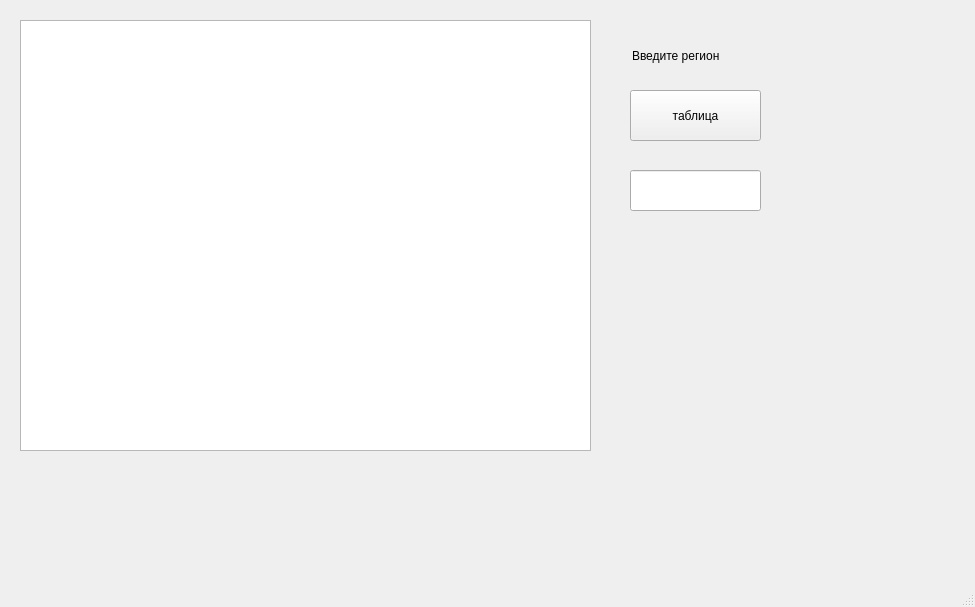
First picture: the form in mainwindow.ui, repository sneryme/region2, before the edit.
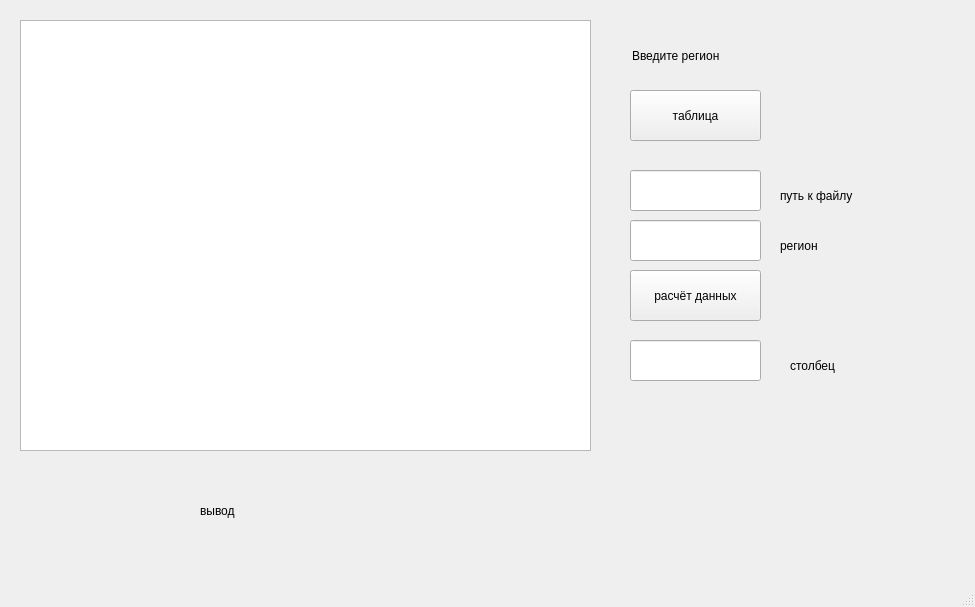
Second picture: the form after the edit.

Commit message: добавление новых кнопок, изменение их размеров, добавление лейблов

```diff
--- a/mainwindow.ui
+++ b/mainwindow.ui
@@ -60,6 +60,91 @@
      </rect>
     </property>
    </widget>
+   <widget class="QPushButton" name="btn_check_stolb">
+    <property name="geometry">
+     <rect>
+      <x>630</x>
+      <y>270</y>
+      <width>131</width>
+      <height>51</height>
+     </rect>
+    </property>
+    <property name="text">
+     <string>расчёт данных</string>
+    </property>
+   </widget>
+   <widget class="QLineEdit" name="line_stolb">
+    <property name="geometry">
+     <rect>
+      <x>630</x>
+      <y>340</y>
+      <width>131</width>
+      <height>41</height>
+     </rect>
+    </property>
+   </widget>
+   <widget class="QLabel" name="lbl_output">
+    <property name="geometry">
+     <rect>
+      <x>200</x>
+      <y>490</y>
+      <width>351</width>
+      <height>41</height>
+     </rect>
+    </property>
+    <property name="text">
+     <string>вывод</string>
+    </property>
+   </widget>
+   <widget class="QLineEdit" name="line_region">
+    <property name="geometry">
+     <rect>
+      <x>630</x>
+      <y>220</y>
+      <width>131</width>
+      <height>41</height>
+     </rect>
+    </property>
+   </widget>
+   <widget class="QLabel" name="label">
+    <property name="geometry">
+     <rect>
+      <x>780</x>
+      <y>230</y>
+      <width>101</width>
+      <height>31</height>
+     </rect>
+    </property>
+    <property name="text">
+     <string>регион</string>
+    </property>
+   </widget>
+   <widget class="QLabel" name="label_2">
+    <property name="geometry">
+     <rect>
+      <x>790</x>
+      <y>350</y>
+      <width>101</width>
+      <height>31</height>
+     </rect>
+    </property>
+    <property name="text">
+     <string>столбец</string>
+    </property>
+   </widget>
+   <widget class="QLabel" name="label_3">
+    <property name="geometry">
+     <rect>
+      <x>780</x>
+      <y>180</y>
+      <width>121</width>
+      <height>31</height>
+     </rect>
+    </property>
+    <property name="text">
+     <string>путь к файлу</string>
+    </property>
+   </widget>
   </widget>
   <widget class="QMenuBar" name="menubar">
    <property name="geometry">
```
Left out of the diff: 2 changed lines with no effect on the pictures.
